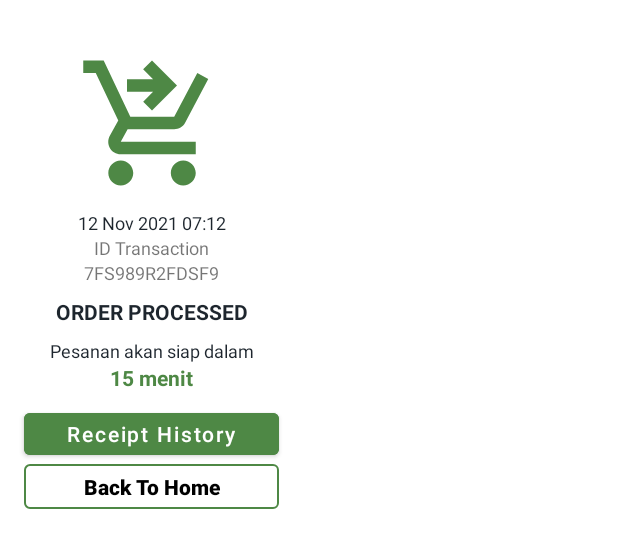
After one commit to fachry-isl/Cinema-Food, an Android app: the layout dialog_success_checkout.xml on its own in the app's theme, with its tools: preview values and no code run, on a phone screen of 412 x 824 dp. The commit adds this screen. Shown: the top 548 px of the screen. Run offline under Robolectric (Android 15) with nearby library versions, the light colour scheme and no system bars.

Commit message:
Add custom dialog after successful order

```diff
--- a/app/build.gradle
+++ b/app/build.gradle
@@ -105,8 +105,8 @@ dependencies {
     /**
      * Room Library
      */
-    implementation "androidx.room:room-runtime:2.3.0"
-    kapt "androidx.room:room-compiler:2.3.0"
+    implementation "androidx.room:room-runtime:2.4.0"
+    kapt "androidx.room:room-compiler:2.4.0"
 
     /**
      * Paging Library
--- a/app/src/main/java/com/boredom/cinema_food/ui/checkout/CheckoutActivity.kt
+++ b/app/src/main/java/com/boredom/cinema_food/ui/checkout/CheckoutActivity.kt
@@ -16,6 +16,7 @@ import com.boredom.cinema_food.ui.cart.CartAdapter
 import com.boredom.cinema_food.ui.checkout.promo.PromoActivity
 import com.boredom.cinema_food.utils.DateUtils
 import com.boredom.cinema_food.utils.NumberFormatterUtils.format
+import com.boredom.cinema_food.utils.OrderProcessedDialog
 import com.google.android.material.snackbar.Snackbar
 import kotlin.properties.Delegates
 
@@ -137,13 +138,14 @@ class CheckoutActivity : AppCompatActivity() {
                     currentTotalPrice,
                     true
                 )
+                val orderDialog = OrderProcessedDialog(this)
+                orderDialog.show(supportFragmentManager, "dialog")
                 viewModel.insertHistory(historyEntity)
                 viewModel.deleteOrders()
-                finish()
             } else {
                 Snackbar.make(
                     binding.toolbarLayout,
-                    "Failed to Order Make Sure to Select All Order Methods and Make Sure Order Items is Not Empty",
+                    "Failed to order make sure to select all order methods and Ordered items is not empty",
                     Snackbar.LENGTH_SHORT
                 ).show()
             }
--- /dev/null
+++ b/app/src/main/res/drawable/btn_dialog_checkout_home.xml
@@ -0,0 +1,9 @@
+<?xml version="1.0" encoding="utf-8"?>
+<shape xmlns:android="http://schemas.android.com/apk/res/android"
+    android:shape="rectangle">
+    <corners android:radius="3dp" />
+    <solid android:color="#00ffffff" />
+    <stroke
+        android:width="1dp"
+        android:color="@color/green" />
+</shape>
--- /dev/null
+++ b/app/src/main/res/drawable/ic_checkout_processed.xml
@@ -0,0 +1,10 @@
+<vector xmlns:android="http://schemas.android.com/apk/res/android"
+    android:width="24dp"
+    android:height="24dp"
+    android:tint="@color/green"
+    android:viewportWidth="24"
+    android:viewportHeight="24">
+    <path
+        android:fillColor="@android:color/white"
+        android:pathData="M7,18c-1.1,0 -1.99,0.9 -1.99,2S5.9,22 7,22s2,-0.9 2,-2S8.1,18 7,18zM17,18c-1.1,0 -1.99,0.9 -1.99,2s0.89,2 1.99,2s2,-0.9 2,-2S18.1,18 17,18zM8.1,13h7.45c0.75,0 1.41,-0.41 1.75,-1.03L21,4.96L19.25,4l-3.7,7H8.53L4.27,2H1v2h2l3.6,7.59l-1.35,2.44C4.52,15.37 5.48,17 7,17h12v-2H7L8.1,13zM12,2l4,4l-4,4l-1.41,-1.41L12.17,7L8,7l0,-2l4.17,0l-1.59,-1.59L12,2z" />
+</vector>
--- /dev/null
+++ b/app/src/main/res/layout/dialog_success_checkout.xml
@@ -0,0 +1,119 @@
+<androidx.constraintlayout.widget.ConstraintLayout xmlns:android="http://schemas.android.com/apk/res/android"
+    xmlns:app="http://schemas.android.com/apk/res-auto"
+    xmlns:tools="http://schemas.android.com/tools"
+    android:layout_width="wrap_content"
+    android:layout_height="wrap_content">
+
+    <ImageView
+        android:id="@+id/iv_dialog_icon"
+        android:layout_width="100dp"
+        android:layout_height="100dp"
+        android:layout_marginStart="32dp"
+        android:layout_marginTop="32dp"
+        android:layout_marginEnd="32dp"
+        android:contentDescription="@string/dialog_icon_for_processed_order"
+        android:src="@drawable/ic_checkout_processed"
+        app:layout_constraintEnd_toEndOf="parent"
+        app:layout_constraintStart_toStartOf="parent"
+        app:layout_constraintTop_toTopOf="parent" />
+
+    <TextView
+        android:id="@+id/tv_transaction_time"
+        android:layout_width="wrap_content"
+        android:layout_height="wrap_content"
+        android:layout_marginTop="8dp"
+        android:textColor="@color/light_black"
+        android:textSize="12sp"
+        app:layout_constraintEnd_toEndOf="@+id/iv_dialog_icon"
+        app:layout_constraintStart_toStartOf="@+id/iv_dialog_icon"
+        app:layout_constraintTop_toBottomOf="@+id/iv_dialog_icon"
+        tools:text="12 Nov 2021 07:12" />
+
+    <TextView
+        android:id="@+id/tv_title_id_transaction"
+        android:layout_width="wrap_content"
+        android:layout_height="wrap_content"
+        android:textSize="12sp"
+        app:layout_constraintEnd_toEndOf="@+id/tv_transaction_time"
+        app:layout_constraintStart_toStartOf="@+id/tv_transaction_time"
+        app:layout_constraintTop_toBottomOf="@+id/tv_transaction_time"
+        tools:text="ID Transaction" />
+
+    <TextView
+        android:id="@+id/tv_id_transaction"
+        android:layout_width="wrap_content"
+        android:layout_height="wrap_content"
+        android:text="7FS989R2FDSF9"
+        android:textSize="12sp"
+        app:layout_constraintEnd_toEndOf="@+id/tv_title_id_transaction"
+        app:layout_constraintStart_toStartOf="@+id/tv_title_id_transaction"
+        app:layout_constraintTop_toBottomOf="@+id/tv_title_id_transaction" />
+
+    <TextView
+        android:id="@+id/textView12"
+        android:layout_width="wrap_content"
+        android:layout_height="wrap_content"
+        android:layout_marginTop="8dp"
+        android:text="@string/order_processed"
+        android:textColor="@color/light_black"
+        android:textSize="14sp"
+        android:textStyle="bold"
+        app:layout_constraintEnd_toEndOf="@id/tv_id_transaction"
+        app:layout_constraintStart_toStartOf="@id/tv_id_transaction"
+        app:layout_constraintTop_toBottomOf="@id/tv_id_transaction" />
+
+    <TextView
+        android:id="@+id/textView13"
+        android:layout_width="wrap_content"
+        android:layout_height="wrap_content"
+        android:layout_marginTop="8dp"
+        android:text="@string/pesanan_akan_siap_dalam"
+        android:textColor="@color/light_black"
+        android:textSize="12sp"
+        app:layout_constraintEnd_toEndOf="@+id/textView12"
+        app:layout_constraintStart_toStartOf="@+id/textView12"
+        app:layout_constraintTop_toBottomOf="@+id/textView12" />
+
+    <TextView
+        android:id="@+id/textView14"
+        android:layout_width="wrap_content"
+        android:layout_height="wrap_content"
+        android:text="@string/_15_menit"
+        android:textColor="@color/green"
+        android:textStyle="bold"
+        app:layout_constraintEnd_toEndOf="@+id/textView13"
+        app:layout_constraintStart_toStartOf="@+id/textView13"
+        app:layout_constraintTop_toBottomOf="@id/textView13" />
+
+    <Button
+        android:id="@+id/btn_go_history"
+        android:layout_width="170dp"
+        android:layout_height="40dp"
+        android:layout_marginStart="16dp"
+        android:layout_marginTop="8dp"
+        android:layout_marginEnd="16dp"
+        android:backgroundTint="@color/green"
+        android:text="@string/receipt_history"
+        android:textAllCaps="false"
+        android:textSize="14sp"
+        app:layout_constraintEnd_toEndOf="parent"
+        app:layout_constraintStart_toStartOf="parent"
+        app:layout_constraintTop_toBottomOf="@+id/textView14" />
+
+    <androidx.appcompat.widget.AppCompatButton
+        android:id="@+id/btn_go_home"
+        android:layout_width="170dp"
+        android:layout_height="30dp"
+        android:layout_marginBottom="32dp"
+        android:background="@drawable/btn_dialog_checkout_home"
+        android:text="@string/back_to_home"
+        android:textAllCaps="false"
+        android:textColor="@color/black"
+        android:textSize="14sp"
+        android:textStyle="bold"
+        app:layout_constraintBottom_toBottomOf="parent"
+        app:layout_constraintEnd_toEndOf="@+id/btn_go_history"
+        app:layout_constraintStart_toStartOf="@+id/btn_go_history"
+        app:layout_constraintTop_toBottomOf="@+id/btn_go_history" />
+
+</androidx.constraintlayout.widget.ConstraintLayout>
--- a/app/src/main/res/layout/fragment_history.xml
+++ b/app/src/main/res/layout/fragment_history.xml
@@ -5,6 +5,7 @@
     android:layout_width="match_parent"
     android:layout_height="match_parent"
     android:background="@color/light_gray"
+    android:id="@+id/fragment_history"
     tools:context=".ui.history.HistoryFragment">
 
     <com.google.android.material.appbar.AppBarLayout
--- a/app/src/main/res/values/strings.xml
+++ b/app/src/main/res/values/strings.xml
@@ -113,4 +113,10 @@
     </string-array>
     <!-- TODO: Remove or change this placeholder text -->
     <string name="hello_blank_fragment">Hello blank fragment</string>
+    <string name="dialog_icon_for_processed_order">dialog icon for processed order</string>
+    <string name="order_processed">ORDER PROCESSED</string>
+    <string name="pesanan_akan_siap_dalam">Pesanan akan siap dalam</string>
+    <string name="_15_menit">15 menit</string>
+    <string name="receipt_history">Receipt History</string>
+    <string name="back_to_home">Back To Home</string>
 </resources>
```
Also changed, not shown: app/src/main/java/com/boredom/cinema_food/ui/home/HomeActivity.kt (+31 -7 lines), app/src/main/java/com/boredom/cinema_food/ui/profile/ProfileFragment.kt (+0 -13 lines), app/src/main/java/com/boredom/cinema_food/utils/OrderProcessedDialog.kt (added, +68 -0 lines).
